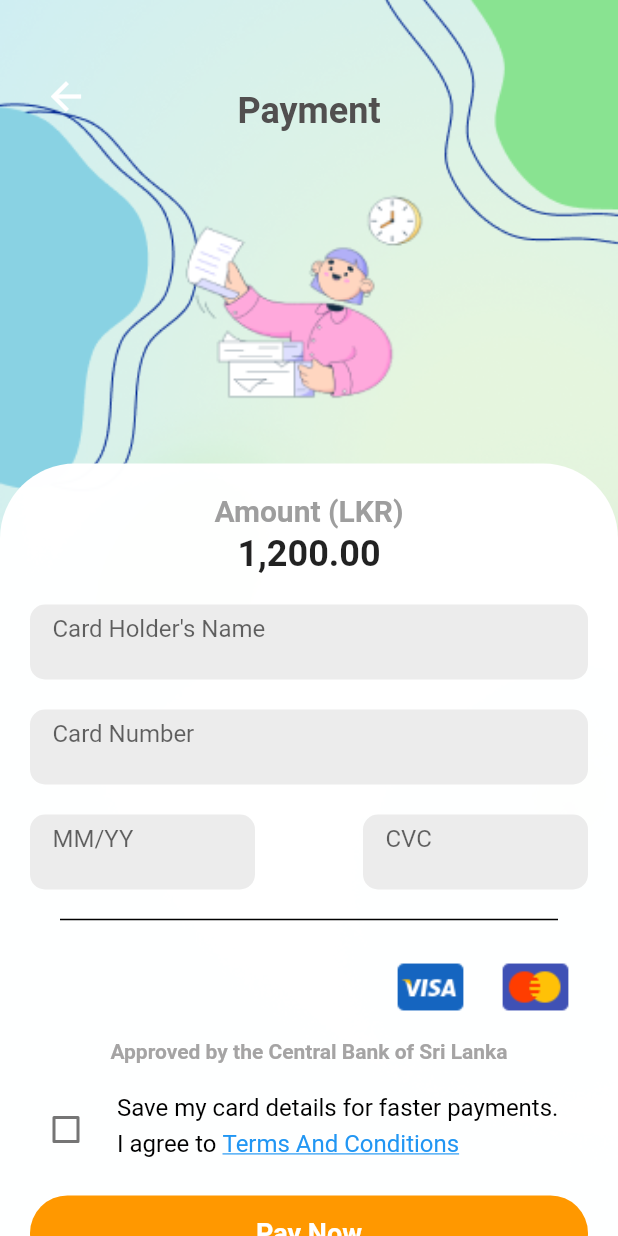
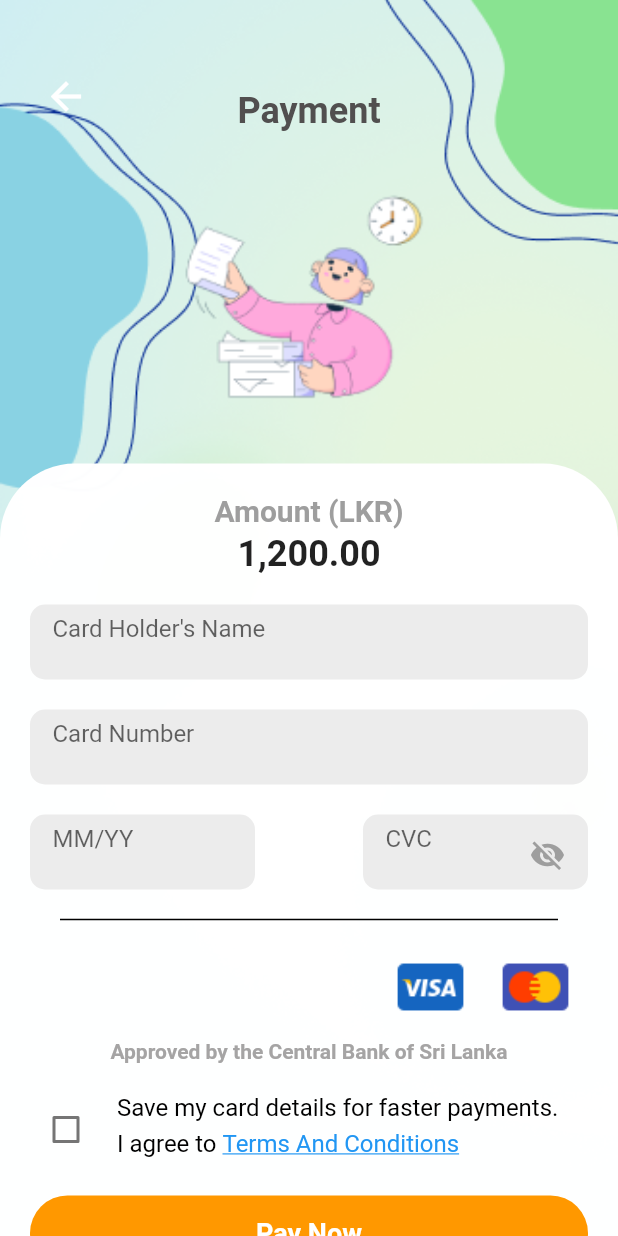
Before and after one commit to Chmx00/Shuttle-Service-Application, a Flutter app: the PaymentPage screen opened directly, on a phone screen of 412 x 824 dp. Run offline on Flutter 3.47's test engine with Material 2 defaults, Android fonts, the phone set to English and light mode, and no system bars; our stand-ins replace table_calendar.

Commit message:
adding a hide icon

```diff
--- a/lib/pages/sub_pages/payment.dart
+++ b/lib/pages/sub_pages/payment.dart
@@ -23,7 +23,9 @@ class PaymentPage extends StatefulWidget {
 class _PaymentPageState extends State<PaymentPage> {
   final TextEditingController expiryController = TextEditingController();
 
-bool isChecked = false; // Add this variable to your _PaymentPageState class
+bool isChecked = false;
+bool _showCVC = false;
+ // Add this variable to your _PaymentPageState class
 
 
   @override
@@ -200,7 +202,8 @@ bool isChecked = false; // Add this variable to your _PaymentPageState class
                           ),
 
                           // CVC
-                          Container(
+Center(
+  child: Container(
     width: 150,
     height: 50,
     padding: EdgeInsets.all(15),
@@ -209,6 +212,9 @@ bool isChecked = false; // Add this variable to your _PaymentPageState class
           255, 236, 236, 236), // Gray color
       borderRadius: BorderRadius.circular(10.0),
     ),
+    child: Row(
+      children: [
+        Expanded(
           child: TextField(
             textAlign: TextAlign.left,
             textAlignVertical: TextAlignVertical.center,
@@ -217,11 +223,27 @@ bool isChecked = false; // Add this variable to your _PaymentPageState class
               border: InputBorder.none,
               counterText: '',
             ),
-                              obscureText: true,
+            obscureText: !_showCVC, // Toggle obscuring based on _showCVC
             keyboardType: TextInputType.number,
             maxLength: 3,
           ),
         ),
+        GestureDetector(
+          onTap: () {
+            setState(() {
+              _showCVC = !_showCVC; // Toggle _showCVC when tapped
+            });
+          },
+          child: Icon(
+            _showCVC ? Icons.visibility : Icons.visibility_off,
+            color: Colors.grey,
+          ),
+        ),
+      ],
+    ),
+  ),
+),
+
                         ],
                       ),
                       SizedBox(height: 10),
```
Lines whose indentation alone changed are shown as unchanged.
